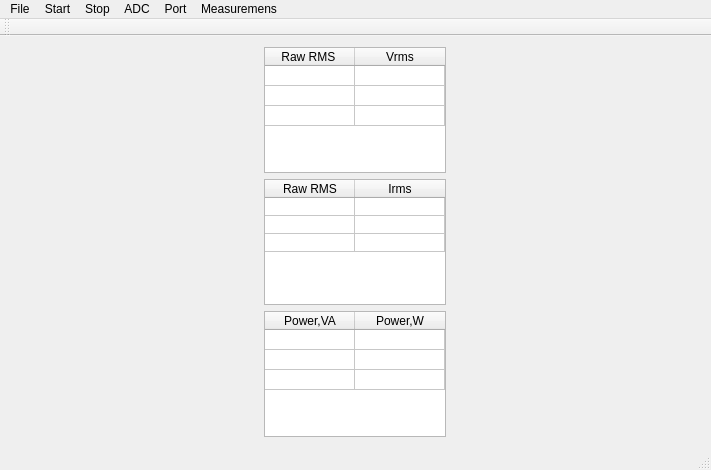
This is mainwindow.ui in pmenschikov/mains_grapher as Qt 5 draws it before an edit. The edited form follows.
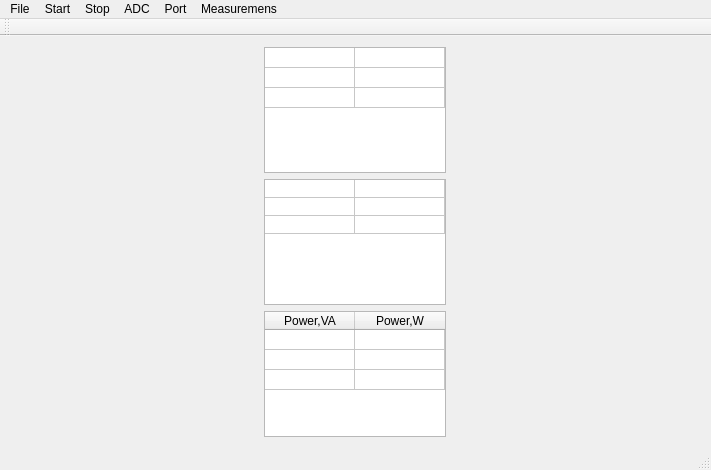
This is the edited form.

What changed in the file:
```diff
--- a/mainwindow.ui
+++ b/mainwindow.ui
@@ -44,7 +44,7 @@
            </size>
           </property>
           <attribute name="horizontalHeaderVisible">
-           <bool>true</bool>
+           <bool>false</bool>
           </attribute>
           <attribute name="horizontalHeaderDefaultSectionSize">
            <number>90</number>
@@ -97,7 +97,7 @@
            </size>
           </property>
           <attribute name="horizontalHeaderVisible">
-           <bool>true</bool>
+           <bool>false</bool>
           </attribute>
           <attribute name="horizontalHeaderMinimumSectionSize">
            <number>17</number>
```
Left out of the diff: 6 changed lines with no effect on the pictures.
